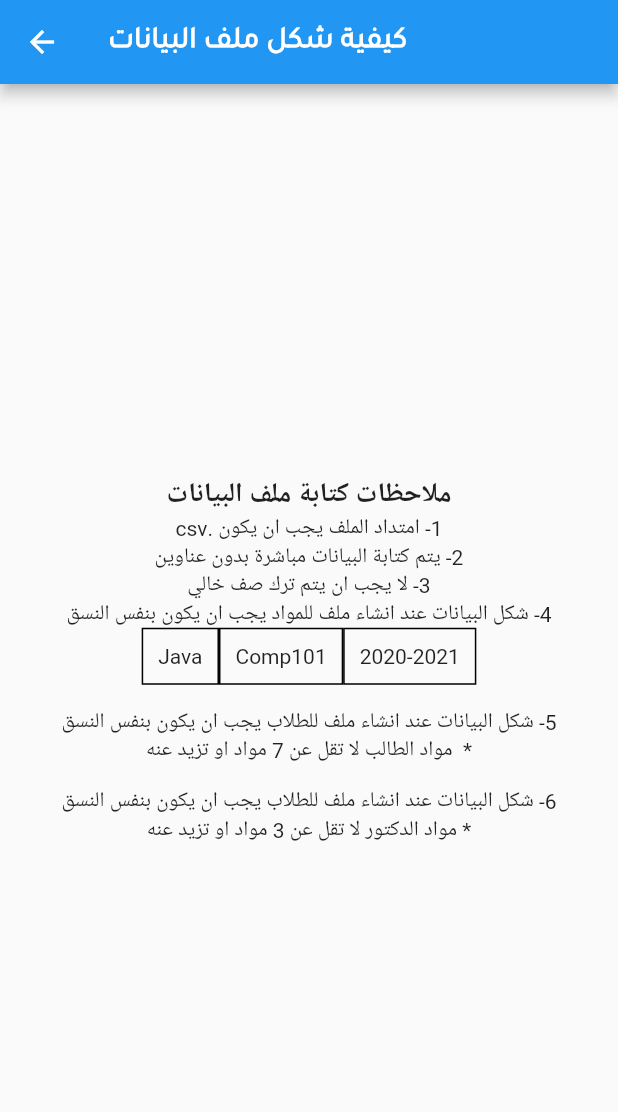
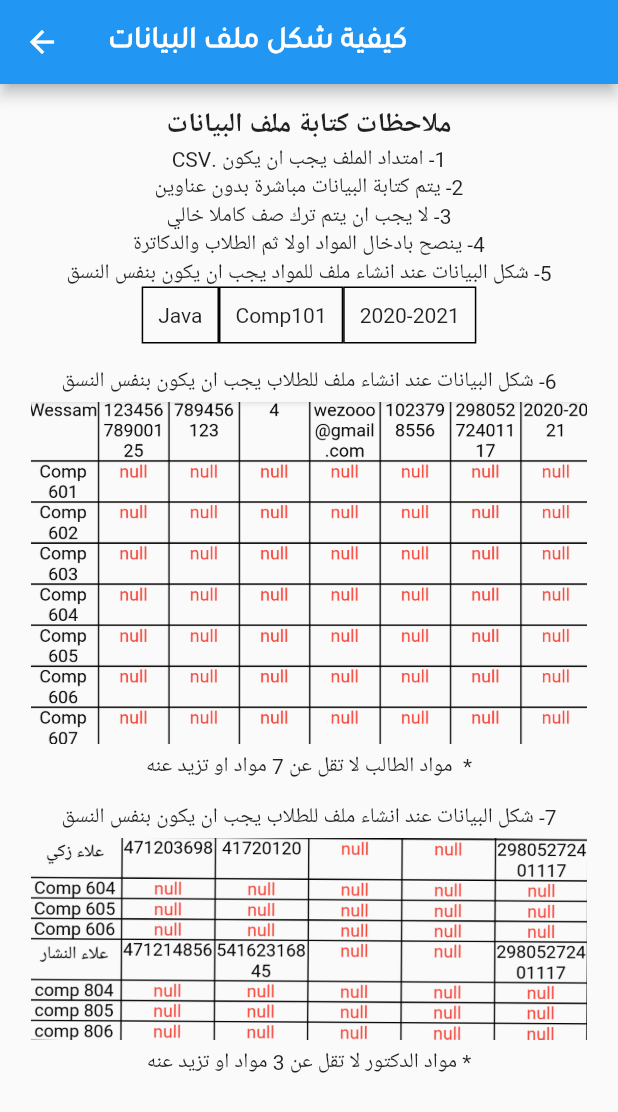
Before and after one commit to AbanoubFakheryMakram/kheapi_admin, a Flutter app: the AddFileInfo screen opened directly, on a phone screen of 412 x 824 dp. Shown: the top 1112 px of the screen. Run offline on Flutter 3.47's test engine with Material 2 defaults, Android fonts, the phone set to English and light mode, and no system bars; our stand-ins replace animate_do, cloud_firestore, connectivity, csv, data_connection_checker, file_picker and 8 more; missing offline and left inert: flutter_animated_dialog, multiselect_formfield, progress_indicator_button, rect_getter; accounts and stored records are empty.

Commit message:
26/4/2020

```diff
--- a/lib/models/doctor_absence_model.dart
+++ b/lib/models/doctor_absence_model.dart
@@ -1,5 +1,3 @@
-import 'package:cloud_firestore/cloud_firestore.dart';
-
 class DoctorAbsenceModel {
   String std_name;
   String std_id;
--- a/lib/pages/auth/home/add/add_course_file.dart
+++ b/lib/pages/auth/home/add/add_course_file.dart
@@ -31,7 +31,7 @@ class _AddCourseFileState extends State<AddCourseFile> {
   }
 
   loadCSVFile() async {
-    final data = widget.selectedFile.path;
+    final data = await widget.selectedFile.readAsString();
     loadedData = CsvToListConverter().convert(data);
     if (mounted) setState(() {});
   }
--- a/lib/pages/auth/home/add/add_file_info.dart
+++ b/lib/pages/auth/home/add/add_file_info.dart
@@ -21,11 +21,14 @@ class _AddFileInfoState extends State<AddFileInfo> {
           ),
         ),
       ),
-      body: Center(
+      body: SingleChildScrollView(
         child: Column(
           mainAxisAlignment: MainAxisAlignment.center,
           crossAxisAlignment: CrossAxisAlignment.center,
           children: <Widget>[
+            SizedBox(
+              height: ScreenUtil().setHeight(15),
+            ),
             Text(
               'ملاحظات كتابة ملف البيانات',
               style: TextStyle(
@@ -34,7 +37,7 @@ class _AddFileInfoState extends State<AddFileInfo> {
               ),
             ),
             Text(
-              '1- امتداد الملف يجب ان يكون .csv',
+              '1- امتداد الملف يجب ان يكون .CSV',
               textAlign: TextAlign.right,
               textDirection: TextDirection.rtl,
             ),
@@ -44,12 +47,17 @@ class _AddFileInfoState extends State<AddFileInfo> {
               textDirection: TextDirection.rtl,
             ),
             Text(
-              '3- لا يجب ان يتم ترك صف خالي',
+              '3- لا يجب ان يتم ترك صف كاملا خالي',
               textAlign: TextAlign.right,
               textDirection: TextDirection.rtl,
             ),
             Text(
-              '4- شكل البيانات عند انشاء ملف للمواد يجب ان يكون بنفس النسق',
+              '4- ينصح بادخال المواد اولا ثم الطلاب والدكاترة',
+              textAlign: TextAlign.right,
+              textDirection: TextDirection.rtl,
+            ),
+            Text(
+              '5- شكل البيانات عند انشاء ملف للمواد يجب ان يكون بنفس النسق',
               textAlign: TextAlign.right,
               textDirection: TextDirection.rtl,
             ),
@@ -94,9 +102,19 @@ class _AddFileInfoState extends State<AddFileInfo> {
               height: ScreenUtil().setHeight(15),
             ),
             Text(
-              '5- شكل البيانات عند انشاء ملف للطلاب يجب ان يكون بنفس النسق',
+              '6- شكل البيانات عند انشاء ملف للطلاب يجب ان يكون بنفس النسق',
               textAlign: TextAlign.right,
               textDirection: TextDirection.rtl,
+            ),
+            SizedBox(
+              height: ScreenUtil().setHeight(5),
+            ),
+            Image.asset(
+              'assets/images/std_sample.png',
+              width: MediaQuery.of(context).size.width * .9,
+            ),
+            SizedBox(
+              height: ScreenUtil().setHeight(5),
             ),
             Text(
               '*  مواد الطالب لا تقل عن 7 مواد او تزيد عنه',
@@ -107,14 +125,27 @@ class _AddFileInfoState extends State<AddFileInfo> {
               height: ScreenUtil().setHeight(15),
             ),
             Text(
-              '6- شكل البيانات عند انشاء ملف للطلاب يجب ان يكون بنفس النسق',
+              '7- شكل البيانات عند انشاء ملف للطلاب يجب ان يكون بنفس النسق',
               textAlign: TextAlign.right,
               textDirection: TextDirection.rtl,
+            ),
+            SizedBox(
+              height: ScreenUtil().setHeight(5),
+            ),
+            Image.asset(
+              'assets/images/doc_sample.png',
+              width: MediaQuery.of(context).size.width * .9,
+            ),
+            SizedBox(
+              height: ScreenUtil().setHeight(5),
             ),
             Text(
               '* مواد الدكتور لا تقل عن 3 مواد او تزيد عنه',
               textAlign: TextAlign.right,
               textDirection: TextDirection.rtl,
+            ),
+            SizedBox(
+              height: ScreenUtil().setHeight(15),
             ),
           ],
         ),
--- a/lib/pages/auth/home/add/show_all_doctors.dart
+++ b/lib/pages/auth/home/add/show_all_doctors.dart
@@ -40,9 +40,10 @@ class ShowAllDoctors extends StatelessWidget {
                               textAlign: TextAlign.right,
                             ),
                             subtitle: Text(
-                              '${currentDoctor.data['id']}',
+                              '${currentDoctor.data['id']}  :كود',
                               textAlign: TextAlign.right,
                             ),
+                            trailing: Icon(Icons.person_outline),
                             leading: currentDoctor.data['ssn'] == ''
                                 ? Icon(
                                     Icons.error_outline,
```
Also changed, not shown: lib/pages/auth/home/add/add_doctors_file.dart (+7 -5 lines), lib/pages/auth/home/add/add_files.dart (+8 -5 lines), lib/pages/auth/home/add/add_stds_file.dart (+27 -11 lines), lib/pages/auth/home/delete/delete_course_from_doc_std.dart (+10 -0 lines), lib/pages/auth/home/review/review_page.dart (+4 -13 lines), assets/images/doc_sample.png (added), assets/images/std_sample.png (added).
